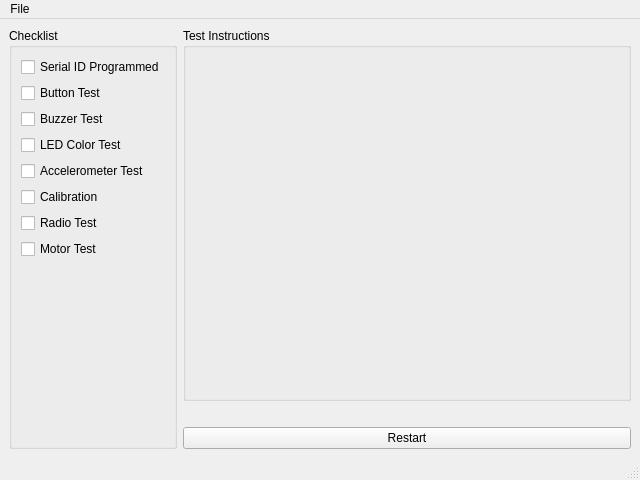
Qt form linkbot_internal_dev/mainwindow.ui (BaroboRobotics/linkbot-internal-dev) before a commit.
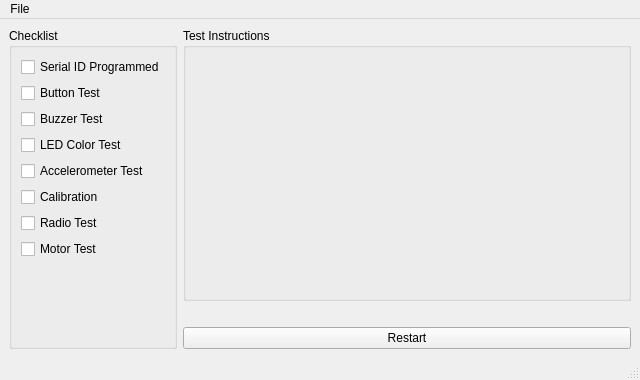
The same form after that commit.

Commit message: Modified UI; made everything a little smaller

Diff of the .ui file:
```diff
--- a/linkbot_internal_dev/mainwindow.ui
+++ b/linkbot_internal_dev/mainwindow.ui
@@ -7,7 +7,7 @@
     <x>0</x>
     <y>0</y>
     <width>640</width>
-    <height>480</height>
+    <height>380</height>
    </rect>
   </property>
   <property name="windowTitle">
```
The commit also changes 7 other files.
